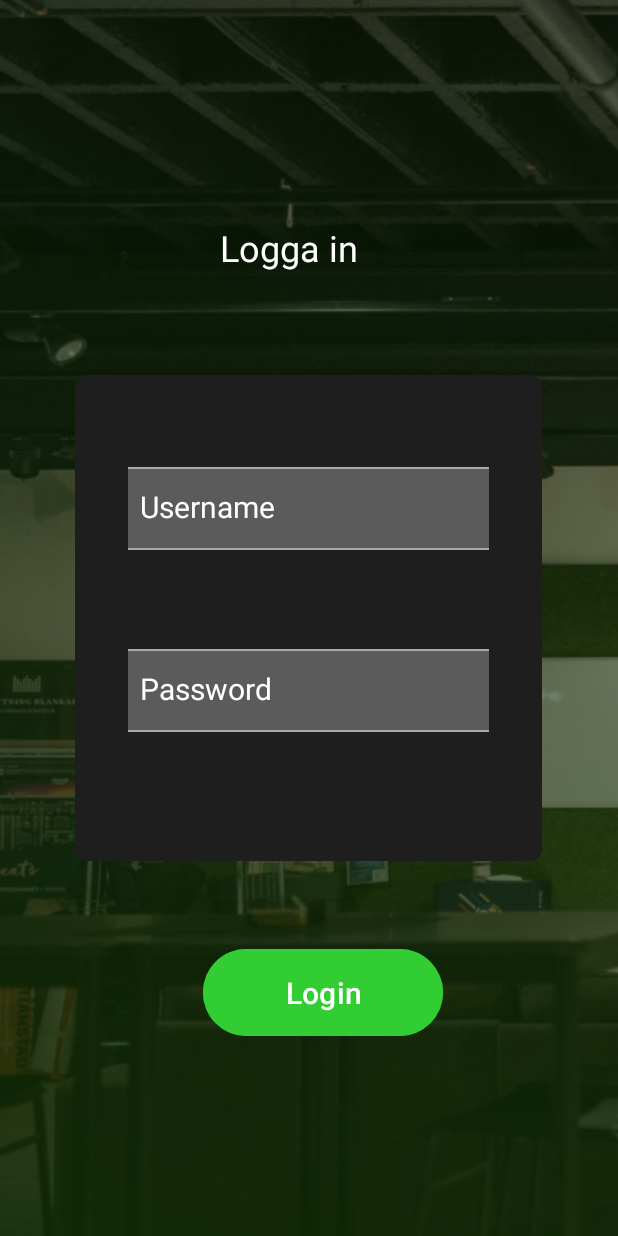
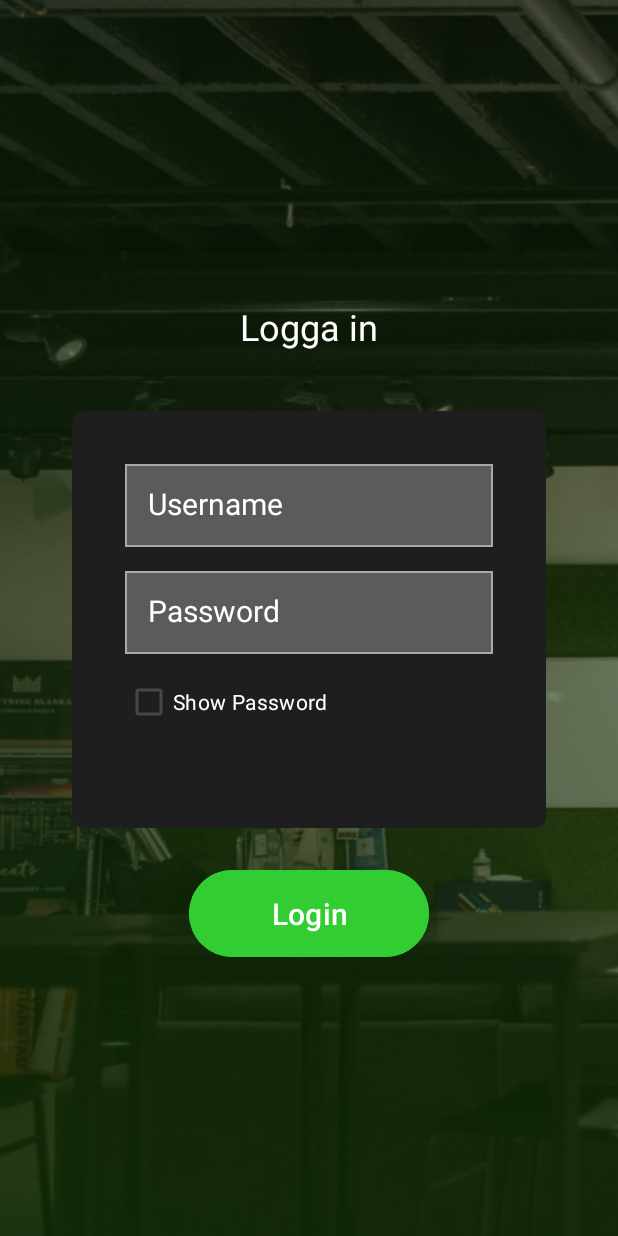
Before and after one commit to engNesta/SpacesbyYG, an Android app: the screen it shows after launch (AdminLoginActivity), after a tap on "Admin Portal", on a phone screen of 412 x 824 dp. Run offline under Robolectric (Android 15) with nearby library versions, the phone set to English and light mode, and no system bars; our stand-ins replace Firebase (no records; nobody signed in at launch, a user with empty details on screens opened directly).

Commit message:
Enhance booking list display in Admin Portal by replacing ListView with RecyclerView and CardView for better UI and performance. Created `Booking` data class and custom `BookingAdapter` to handle booking items efficiently. Designed `booking_item.xml` layout to provide a modern, card-based interface for bookings. Updated `AdminPortalActivity` and `activity_admin_portal.xml` to implement the new RecyclerView setup.

```diff
--- a/app/src/main/AndroidManifest.xml
+++ b/app/src/main/AndroidManifest.xml
@@ -1,6 +1,7 @@
 <?xml version="1.0" encoding="utf-8"?>
 <manifest xmlns:android="http://schemas.android.com/apk/res/android"
-    xmlns:tools="http://schemas.android.com/tools">
+    xmlns:tools="http://schemas.android.com/tools"
+    package="com.example.spacesbyyg">
 
     <application
         android:allowBackup="true"
--- a/app/src/main/java/com/example/spacesbyyg/AdminLoginActivity.kt
+++ b/app/src/main/java/com/example/spacesbyyg/AdminLoginActivity.kt
@@ -2,22 +2,27 @@ package com.example.spacesbyyg
 
 import android.content.Intent
 import android.os.Bundle
-import android.util.Log // For logging
+import android.text.InputType
+import android.util.Log
 import android.util.Patterns
-import android.widget.Button
-import android.widget.EditText
+import android.widget.*
 import androidx.appcompat.app.AppCompatActivity
 import com.google.firebase.auth.*
 
 class AdminLoginActivity : AppCompatActivity() {
 
-    // Declare FirebaseAuth instance
+    // FirebaseAuth instance
     private lateinit var auth: FirebaseAuth
 
     // UI Elements
     private lateinit var emailEditText: EditText
     private lateinit var passwordEditText: EditText
+    private lateinit var showPasswordCheckBox: CheckBox
     private lateinit var loginButton: Button
+
+    companion object {
+        private const val TAG = "AdminLoginActivity"
+    }
 
     override fun onCreate(savedInstanceState: Bundle?) {
         super.onCreate(savedInstanceState)
@@ -28,9 +33,23 @@ class AdminLoginActivity : AppCompatActivity() {
         setContentView(R.layout.activity_admin_login)
 
         // Initialize UI Elements
-        emailEditText = findViewById(R.id.usernameEditText) // Assuming it's for email
+        emailEditText = findViewById(R.id.usernameEditText)
         passwordEditText = findViewById(R.id.passwordEditText)
+        showPasswordCheckBox = findViewById(R.id.showPasswordCheckBox)
         loginButton = findViewById(R.id.loginButton)
+
+        // Show Password CheckBox Logic
+        showPasswordCheckBox.setOnCheckedChangeListener { _, isChecked ->
+            if (isChecked) {
+                // Show password
+                passwordEditText.inputType = InputType.TYPE_CLASS_TEXT or InputType.TYPE_TEXT_VARIATION_VISIBLE_PASSWORD
+            } else {
+                // Hide password
+                passwordEditText.inputType = InputType.TYPE_CLASS_TEXT or InputType.TYPE_TEXT_VARIATION_PASSWORD
+            }
+            // Move the cursor to the end of the text
+            passwordEditText.setSelection(passwordEditText.text.length)
+        }
 
         // Login Button Logic
         loginButton.setOnClickListener {
@@ -47,6 +66,14 @@ class AdminLoginActivity : AppCompatActivity() {
         }
     }
 
+    override fun onStart() {
+        super.onStart()
+        val currentUser = auth.currentUser
+        if (currentUser != null) {
+            updateUI(currentUser)
+        }
+    }
+
     private fun validateInputs(email: String, password: String): Boolean {
         var isValid = true
 
@@ -56,17 +83,17 @@ class AdminLoginActivity : AppCompatActivity() {
 
         // Check for empty email
         if (email.isEmpty()) {
-            emailEditText.error = getString(R.string.error_empty_email)
+            emailEditText.error = "Email is required"
             isValid = false
         } else if (!Patterns.EMAIL_ADDRESS.matcher(email).matches()) {
             // Validate email format
-            emailEditText.error = getString(R.string.error_invalid_email_format)
+            emailEditText.error = "Invalid email format"
             isValid = false
         }
 
         // Check for empty password
         if (password.isEmpty()) {
-            passwordEditText.error = getString(R.string.error_empty_password)
+            passwordEditText.error = "Password is required"
             isValid = false
         }
 
@@ -104,16 +131,16 @@ class AdminLoginActivity : AppCompatActivity() {
         when (exception) {
             is FirebaseAuthInvalidUserException -> {
                 // Email address not found
-                emailEditText.error = getString(R.string.error_invalid_credentials)
+                emailEditText.error = "Invalid email or password"
             }
             is FirebaseAuthInvalidCredentialsException -> {
                 // Wrong password or invalid email format
                 when (exception.errorCode) {
                     "ERROR_WRONG_PASSWORD" -> {
-                        passwordEditText.error = getString(R.string.error_invalid_credentials)
+                        passwordEditText.error = "Invalid email or password"
                     }
                     "ERROR_INVALID_EMAIL" -> {
-                        emailEditText.error = getString(R.string.error_invalid_email_format)
+                        emailEditText.error = "Invalid email format"
                     }
                     else -> {
                         showGenericAuthError()
@@ -129,7 +156,7 @@ class AdminLoginActivity : AppCompatActivity() {
 
     private fun showGenericAuthError() {
         // Show a generic error message
-        val message = getString(R.string.error_authentication_failed)
+        val message = "Authentication failed. Please try again."
         emailEditText.error = message
         passwordEditText.error = message
     }
@@ -148,8 +175,4 @@ class AdminLoginActivity : AppCompatActivity() {
             passwordEditText.text.clear()
         }
     }
-
-    companion object {
-        private const val TAG = "AdminLoginActivity"
-    }
 }
--- a/app/src/main/java/com/example/spacesbyyg/MainActivity.kt
+++ b/app/src/main/java/com/example/spacesbyyg/MainActivity.kt
@@ -4,15 +4,21 @@ import android.content.Intent
 import android.os.Bundle
 import android.widget.Button
 import androidx.appcompat.app.AppCompatActivity
+import com.google.firebase.auth.FirebaseAuth
 
 class MainActivity : AppCompatActivity() {
+
+    private lateinit var bookTimeButton: Button
+    private lateinit var adminPortalButton: Button
+
     override fun onCreate(savedInstanceState: Bundle?) {
         super.onCreate(savedInstanceState)
-        setContentView(R.layout.activity_main)  // Make sure this matches the new XML layout
+        // Set the content view to your main activity layout
+        setContentView(R.layout.activity_main)
 
         // Get references to the buttons
-        val bookTimeButton: Button = findViewById(R.id.bookTimeButton)
-        val adminPortalButton: Button = findViewById(R.id.adminPortalButton)
+        bookTimeButton = findViewById(R.id.bookTimeButton)
+        adminPortalButton = findViewById(R.id.adminPortalButton)
 
         // Navigate to Room Selection when "Book Time" is pressed
         bookTimeButton.setOnClickListener {
@@ -20,11 +26,18 @@ class MainActivity : AppCompatActivity() {
             startActivity(intent)
         }
 
-        // Navigate to Admin Portal (placeholder for now)
+        // Navigate to Admin Portal or Login based on authentication state
         adminPortalButton.setOnClickListener {
-            // You can add admin logic here later
-            val intent = Intent(this, AdminLoginActivity::class.java)  // Placeholder, create this activity later
-            startActivity(intent)
+            val auth = FirebaseAuth.getInstance()
+            if (auth.currentUser != null) {
+                // User is already signed in, go directly to AdminPortalActivity
+                val intent = Intent(this, AdminPortalActivity::class.java)
+                startActivity(intent)
+            } else {
+                // User not signed in, go to login
+                val intent = Intent(this, AdminLoginActivity::class.java)
+                startActivity(intent)
+            }
         }
     }
 }
--- a/app/src/main/res/layout/activity_admin_login.xml
+++ b/app/src/main/res/layout/activity_admin_login.xml
@@ -1,6 +1,6 @@
 <?xml version="1.0" encoding="utf-8"?>
+<!-- Updated activity_admin_login.xml -->
 <RelativeLayout xmlns:android="http://schemas.android.com/apk/res/android"
-    xmlns:tools="http://schemas.android.com/tools"
     android:id="@+id/main"
     android:layout_width="match_parent"
     android:layout_height="match_parent"
@@ -10,8 +10,8 @@
 
     <TextView
         android:id="@+id/loggaInTextView"
-        android:layout_width="186dp"
-        android:layout_height="61dp"
+        android:layout_width="wrap_content"
+        android:layout_height="wrap_content"
         android:text="Logga in"
         android:textSize="24sp"
         android:textColor="#FFFFFF"
@@ -20,23 +20,26 @@
         android:layout_marginTop="20dp" />
 
     <LinearLayout
-        android:layout_width="311dp"
-        android:layout_height="324dp"
+        android:id="@+id/credentialsLayout"
+        android:layout_width="match_parent"
+        android:layout_height="wrap_content"
         android:background="@drawable/linear_background"
-        android:gravity="center"
         android:orientation="vertical"
         android:paddingLeft="35dp"
         android:paddingRight="35dp"
         android:paddingTop="35dp"
         android:paddingBottom="60dp"
         android:layout_below="@id/loggaInTextView"
-        android:layout_marginTop="40dp">
+        android:layout_marginTop="40dp"
+        android:layout_marginLeft="32dp"
+        android:layout_marginRight="32dp">
 
+        <!-- Username EditText -->
         <EditText
             android:id="@+id/usernameEditText"
-            android:layout_width="255dp"
+            android:layout_width="match_parent"
             android:layout_height="55dp"
-            android:layout_marginBottom="50dp"
+            android:layout_marginBottom="16dp"
             android:background="@drawable/hint_background"
             android:hint="Username"
             android:inputType="text"
@@ -45,21 +48,31 @@
             android:textColorHint="@color/white"
             android:textSize="20sp" />
 
+        <!-- Password EditText -->
         <EditText
             android:id="@+id/passwordEditText"
-            android:layout_width="255dp"
+            android:layout_width="match_parent"
             android:layout_height="55dp"
-            android:layout_marginTop="16dp"
             android:background="@drawable/hint_background"
-            android:fitsSystemWindows="true"
             android:hint="Password"
-            android:inputType="text"
+            android:inputType="textPassword"
             android:padding="15dp"
             android:textColor="@color/white"
             android:textColorHint="@color/white"
             android:textSize="20sp" />
+
+        <!-- Show Password CheckBox -->
+        <CheckBox
+            android:id="@+id/showPasswordCheckBox"
+            android:layout_width="wrap_content"
+            android:layout_height="wrap_content"
+            android:text="Show Password"
+            android:textColor="@color/white"
+            android:layout_marginTop="8dp" />
+
     </LinearLayout>
 
+    <!-- Login Button -->
     <Button
         android:id="@+id/loginButton"
         android:layout_width="160dp"
@@ -69,6 +82,8 @@
         android:text="Login"
         android:textSize="20sp"
         android:textColor="#FFFFFF"
-        android:layout_marginTop="500dp"
-        android:layout_marginLeft="85dp" />
+        android:layout_below="@id/credentialsLayout"
+        android:layout_marginTop="24dp"
+        android:layout_centerHorizontal="true" />
+
 </RelativeLayout>
```
Also changed, not shown: app/src/main/java/com/example/spacesbyyg/AdminPortalActivity.kt (+51 -38 lines), app/src/main/java/com/example/spacesbyyg/Booking.kt (added, +12 -0 lines), app/src/main/java/com/example/spacesbyyg/BookingAdapter.kt (added, +52 -0 lines), app/src/main/res/layout/activity_admin_portal.xml (+10 -8 lines), app/src/main/res/layout/booking_item.xml (added, +56 -0 lines).
